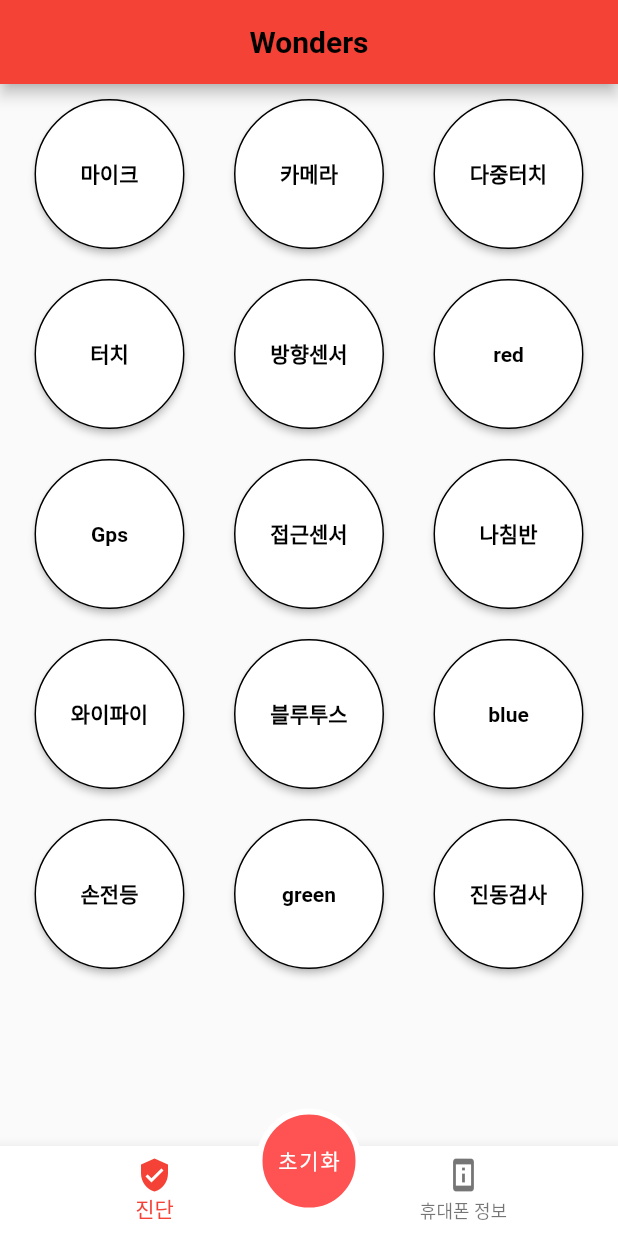
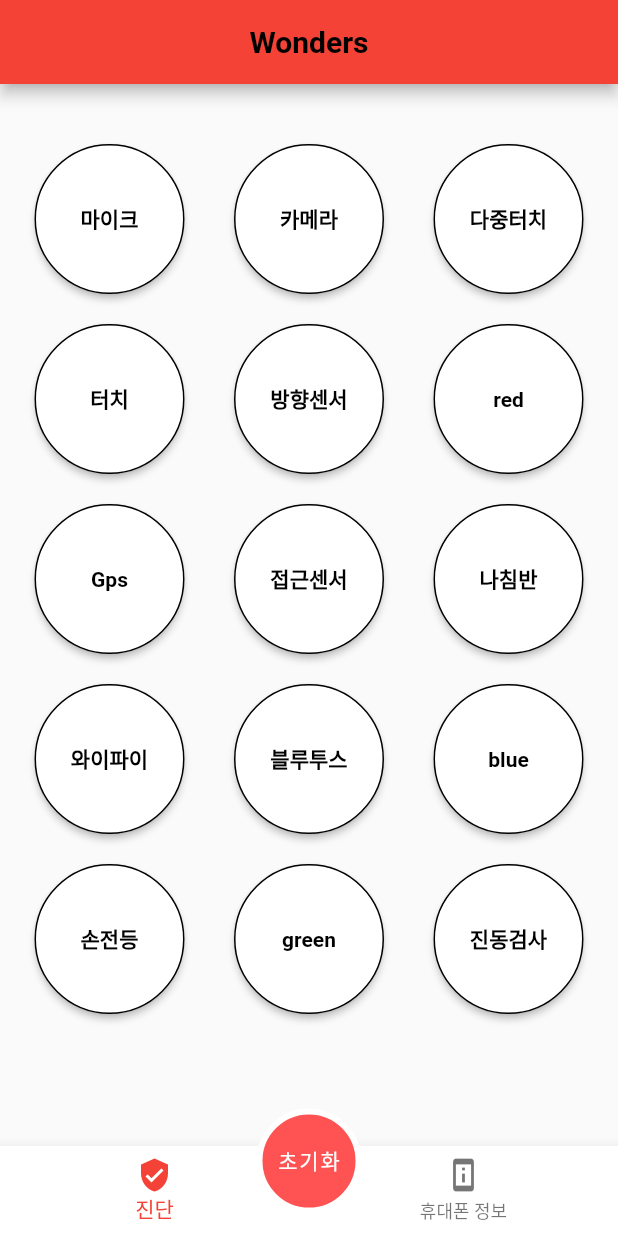
Before and after one commit to rlaqudwls25/wonders_inspection_app, a Flutter app: the screen it shows after launch, on a phone screen of 412 x 824 dp. Run offline on Flutter 3.47's test engine with Material 2 defaults, Android fonts, the phone set to English and light mode, and no system bars; our stand-ins replace camera, connectivity, flutter_bluetooth_serial, flutter_compass, fluttertoast, geolocator and 5 more; missing offline and left inert: bidirectional_listview, flashlight, infinite_listview, mic_stream, proximity_plugin.

Commit message:
메인 화면 위아래 padding 적용

```diff
--- a/lib/implement.dart
+++ b/lib/implement.dart
@@ -30,6 +30,7 @@ class Implement extends StatelessWidget {
         ),
       ),
       body: ListView(
+        padding: EdgeInsets.only(top:30, bottom:30),
         children: <Widget>[
           Column(
             mainAxisAlignment: MainAxisAlignment.center,
@@ -101,7 +102,6 @@ class Implement extends StatelessWidget {
               )
             ],
           ),
-          SizedBox(height: 30,)
         ],
       ),
     );
```
